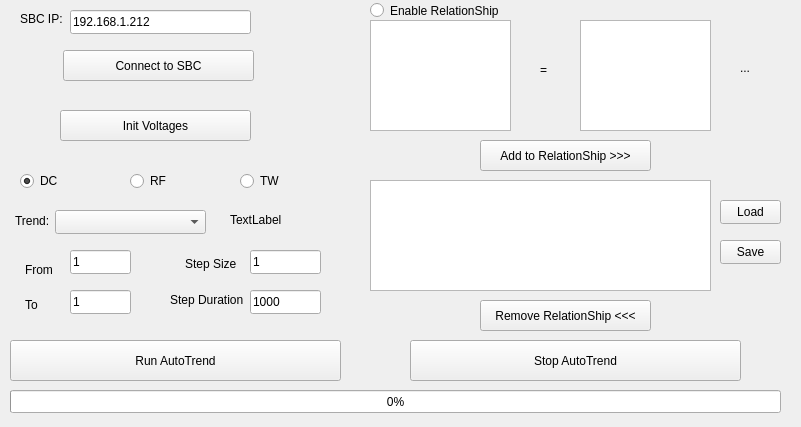
MOBILionSystems/MIPS-app-MOBILion, file autotrend.ui: the form before one commit.
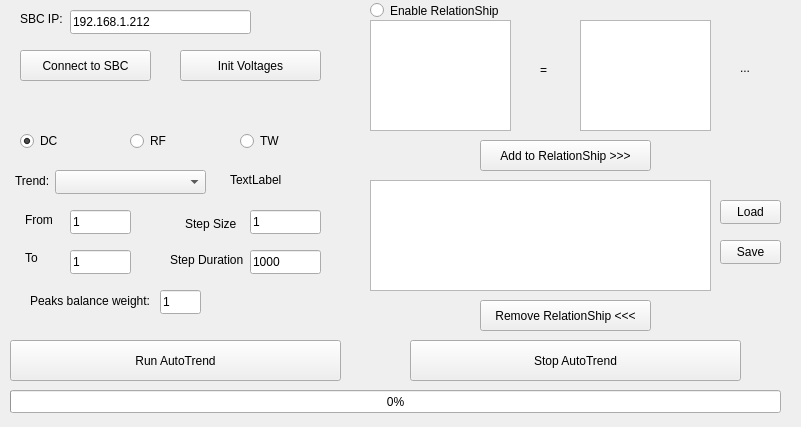
The form after the commit.

Commit message: data processing added in autotrend

```diff
--- a/autotrend.ui
+++ b/autotrend.ui
@@ -66,7 +66,7 @@
    <property name="geometry">
     <rect>
      <x>15</x>
-     <y>210</y>
+     <y>170</y>
      <width>41</width>
      <height>21</height>
     </rect>
@@ -79,7 +79,7 @@
    <property name="geometry">
     <rect>
      <x>55</x>
-     <y>210</y>
+     <y>170</y>
      <width>151</width>
      <height>24</height>
     </rect>
@@ -102,7 +102,7 @@
    <property name="geometry">
     <rect>
      <x>25</x>
-     <y>260</y>
+     <y>210</y>
      <width>31</width>
      <height>20</height>
     </rect>
@@ -115,7 +115,7 @@
    <property name="geometry">
     <rect>
      <x>25</x>
-     <y>297</y>
+     <y>250</y>
      <width>49</width>
      <height>16</height>
     </rect>
@@ -128,7 +128,7 @@
    <property name="geometry">
     <rect>
      <x>185</x>
-     <y>256</y>
+     <y>216</y>
      <width>61</width>
      <height>16</height>
     </rect>
@@ -141,7 +141,7 @@
    <property name="geometry">
     <rect>
      <x>170</x>
-     <y>290</y>
+     <y>250</y>
      <width>81</width>
      <height>20</height>
     </rect>
@@ -212,9 +212,9 @@
   <widget class="QPushButton" name="testSBCButton">
    <property name="geometry">
     <rect>
-     <x>63</x>
+     <x>20</x>
      <y>50</y>
-     <width>191</width>
+     <width>131</width>
      <height>31</height>
     </rect>
    </property>
@@ -239,7 +239,7 @@
    <property name="geometry">
     <rect>
      <x>70</x>
-     <y>250</y>
+     <y>210</y>
      <width>61</width>
      <height>24</height>
     </rect>
@@ -252,7 +252,7 @@
    <property name="geometry">
     <rect>
      <x>70</x>
-     <y>290</y>
+     <y>250</y>
      <width>61</width>
      <height>24</height>
     </rect>
@@ -265,7 +265,7 @@
    <property name="geometry">
     <rect>
      <x>250</x>
-     <y>250</y>
+     <y>210</y>
      <width>71</width>
      <height>24</height>
     </rect>
@@ -278,7 +278,7 @@
    <property name="geometry">
     <rect>
      <x>250</x>
-     <y>290</y>
+     <y>250</y>
      <width>71</width>
      <height>24</height>
     </rect>
@@ -329,9 +329,9 @@
   <widget class="QPushButton" name="pushButton">
    <property name="geometry">
     <rect>
-     <x>60</x>
-     <y>110</y>
-     <width>191</width>
+     <x>180</x>
+     <y>50</y>
+     <width>141</width>
      <height>31</height>
     </rect>
    </property>
@@ -356,7 +356,7 @@
    <property name="geometry">
     <rect>
      <x>20</x>
-     <y>170</y>
+     <y>130</y>
      <width>91</width>
      <height>22</height>
     </rect>
@@ -375,7 +375,7 @@
    <property name="geometry">
     <rect>
      <x>130</x>
-     <y>170</y>
+     <y>130</y>
      <width>91</width>
      <height>22</height>
     </rect>
@@ -391,7 +391,7 @@
    <property name="geometry">
     <rect>
      <x>240</x>
-     <y>170</y>
+     <y>130</y>
      <width>91</width>
      <height>22</height>
     </rect>
@@ -407,7 +407,7 @@
    <property name="geometry">
     <rect>
      <x>230</x>
-     <y>210</y>
+     <y>170</y>
      <width>111</width>
      <height>20</height>
     </rect>
@@ -416,6 +416,32 @@
     <string>TextLabel</string>
    </property>
   </widget>
+  <widget class="QLabel" name="label_9">
+   <property name="geometry">
+    <rect>
+     <x>30</x>
+     <y>290</y>
+     <width>131</width>
+     <height>21</height>
+    </rect>
+   </property>
+   <property name="text">
+    <string>Peaks balance weight:</string>
+   </property>
+  </widget>
+  <widget class="QLineEdit" name="peakBalanceWeightlineEdit">
+   <property name="geometry">
+    <rect>
+     <x>160</x>
+     <y>290</y>
+     <width>41</width>
+     <height>24</height>
+    </rect>
+   </property>
+   <property name="text">
+    <string>1</string>
+   </property>
+  </widget>
  </widget>
  <resources/>
  <connections/>
```
The commit also changes 6 other files.
